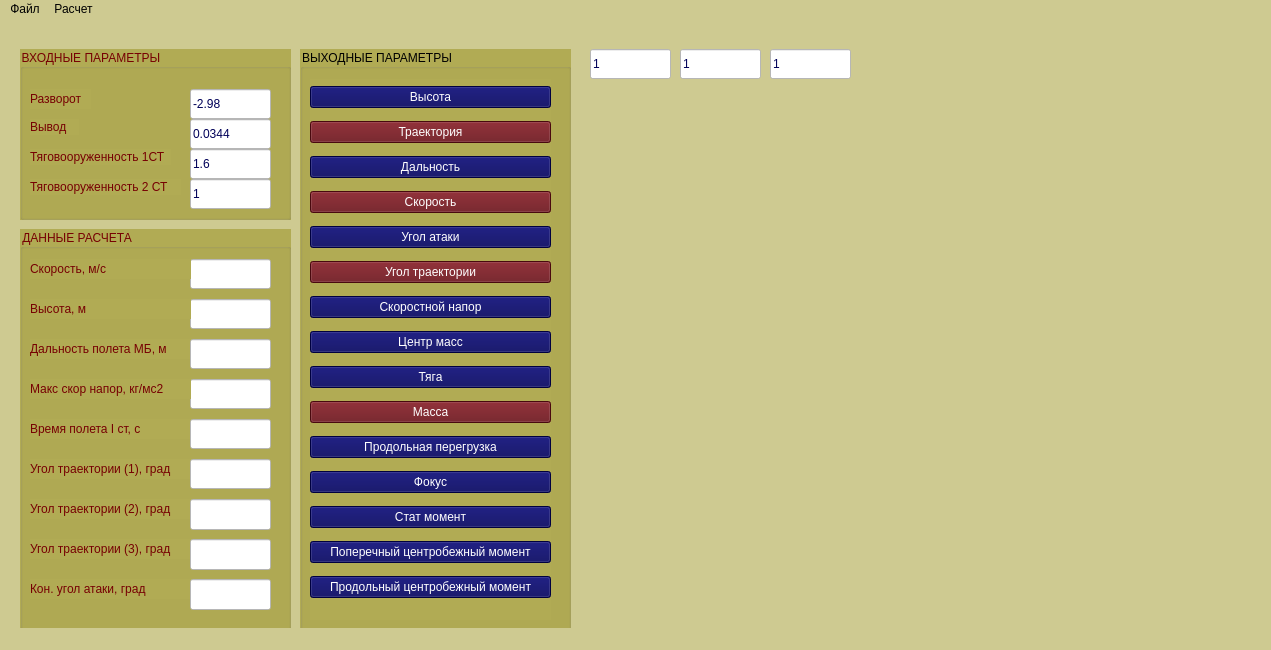
Before: the Qt Designer form Rocket_Flying-main/mainwindow.ui in VladimirSmetana/BalDyn, drawn with Qt 5.
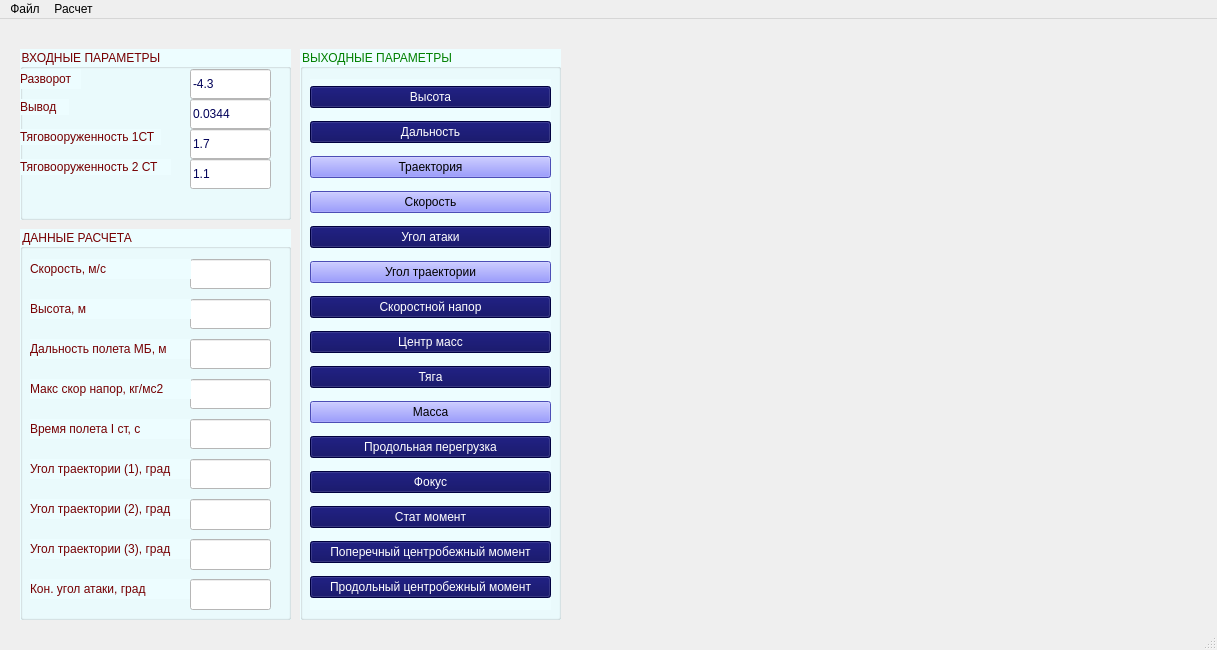
After: the same form once the commit is applied. Custom widgets are drawn as their Qt base class.

The edit to the form file:
```diff
--- a/Rocket_Flying-main/mainwindow.ui
+++ b/Rocket_Flying-main/mainwindow.ui
@@ -6,7 +6,7 @@
    <rect>
     <x>0</x>
     <y>0</y>
-    <width>1271</width>
+    <width>1217</width>
     <height>650</height>
    </rect>
   </property>
@@ -14,17 +14,16 @@
    <string>Проектный расчет двухступенчатой ракеты</string>
   </property>
   <property name="styleSheet">
-   <string notr="true">background-color:   rgb(206, 202, 145);
-color: black;</string>
+   <string notr="true"/>
   </property>
   <widget class="QWidget" name="centralwidget">
    <widget class="QCustomPlot" name="widget" native="true">
     <property name="geometry">
      <rect>
-      <x>590</x>
-      <y>80</y>
-      <width>411</width>
-      <height>281</height>
+      <x>570</x>
+      <y>30</y>
+      <width>621</width>
+      <height>571</height>
      </rect>
     </property>
     <property name="font">
@@ -35,9 +34,6 @@
     <property name="toolTipDuration">
      <number>0</number>
     </property>
-    <property name="styleSheet">
-     <string notr="true"/>
-    </property>
    </widget>
    <widget class="QGroupBox" name="groupBox">
     <property name="geometry">
@@ -49,7 +45,7 @@
      </rect>
     </property>
     <property name="styleSheet">
-     <string notr="true">background-color:  rgb(177, 171, 84);
+     <string notr="true">background-color: rgb(237, 253, 255);  
 color: rgb(118, 0, 2);</string>
     </property>
     <property name="title">
@@ -59,7 +55,7 @@
      <property name="geometry">
       <rect>
        <x>170</x>
-       <y>40</y>
+       <y>20</y>
        <width>81</width>
        <height>30</height>
       </rect>
@@ -69,14 +65,14 @@
 color: rgb(0, 0, 88);</string>
      </property>
      <property name="text">
-      <string>-2.98</string>
+      <string>-4.3</string>
      </property>
     </widget>
     <widget class="QLineEdit" name="lineEdit_4">
      <property name="geometry">
       <rect>
        <x>170</x>
-       <y>70</y>
+       <y>50</y>
        <width>81</width>
        <height>30</height>
       </rect>
@@ -92,8 +88,8 @@
     <widget class="QLabel" name="label_4">
      <property name="geometry">
       <rect>
-       <x>10</x>
-       <y>40</y>
+       <x>0</x>
+       <y>20</y>
        <width>61</width>
        <height>20</height>
       </rect>
@@ -105,8 +101,8 @@
     <widget class="QLabel" name="label_5">
      <property name="geometry">
       <rect>
-       <x>10</x>
-       <y>70</y>
+       <x>0</x>
+       <y>50</y>
        <width>49</width>
        <height>16</height>
       </rect>
@@ -119,7 +115,7 @@
      <property name="geometry">
       <rect>
        <x>170</x>
-       <y>100</y>
+       <y>80</y>
        <width>81</width>
        <height>30</height>
       </rect>
@@ -129,14 +125,14 @@
 color: rgb(0, 0, 88);</string>
      </property>
      <property name="text">
-      <string>1.6</string>
+      <string>1.7</string>
      </property>
     </widget>
     <widget class="QLineEdit" name="lineEdit_11">
      <property name="geometry">
       <rect>
        <x>170</x>
-       <y>130</y>
+       <y>110</y>
        <width>81</width>
        <height>30</height>
       </rect>
@@ -146,14 +142,14 @@
 color: rgb(0, 0, 88);</string>
      </property>
      <property name="text">
-      <string>1</string>
+      <string>1.1</string>
      </property>
     </widget>
     <widget class="QLabel" name="label_12">
      <property name="geometry">
       <rect>
-       <x>10</x>
-       <y>100</y>
+       <x>0</x>
+       <y>80</y>
        <width>141</width>
        <height>16</height>
       </rect>
@@ -165,8 +161,8 @@
     <widget class="QLabel" name="label_13">
      <property name="geometry">
       <rect>
-       <x>10</x>
-       <y>130</y>
+       <x>0</x>
+       <y>110</y>
        <width>151</width>
        <height>16</height>
       </rect>
@@ -182,11 +178,11 @@
       <x>20</x>
       <y>210</y>
       <width>271</width>
-      <height>401</height>
+      <height>391</height>
      </rect>
     </property>
     <property name="styleSheet">
-     <string notr="true">background-color:  rgb(177, 171, 84);
+     <string notr="true">background-color: rgb(237, 253, 255);
 color: rgb(118, 0, 2);</string>
     </property>
     <property name="title">
@@ -441,13 +437,13 @@
      <rect>
       <x>300</x>
       <y>30</y>
-      <width>271</width>
-      <height>601</height>
+      <width>261</width>
+      <height>571</height>
      </rect>
     </property>
     <property name="styleSheet">
-     <string notr="true">background-color:  rgb(177, 171, 84);
-color: black;</string>
+     <string notr="true">background-color: rgb(237, 253, 255);
+color: green</string>
     </property>
     <property name="title">
      <string>ВЫХОДНЫЕ ПАРАМЕТРЫ</string>
@@ -461,7 +457,7 @@
        <x>10</x>
        <y>30</y>
        <width>241</width>
-       <height>541</height>
+       <height>531</height>
       </rect>
      </property>
      <layout class="QVBoxLayout" name="verticalLayout">
@@ -491,19 +487,6 @@
         </property>
        </widget>
       </item>
-      <item>
-       <widget class="QPushButton" name="trjButton">
-        <property name="styleSheet">
-         <string notr="true">background-color:  rgb(102, 13, 19);
-color: white;
-
-</string>
-        </property>
-        <property name="text">
-         <string>Траектория</string>
-        </property>
-       </widget>
-      </item>
       <item>
        <widget class="QPushButton" name="distanceButton">
         <property name="styleSheet">
@@ -515,11 +498,24 @@
         </property>
        </widget>
       </item>
+      <item>
+       <widget class="QPushButton" name="trjButton">
+        <property name="styleSheet">
+         <string notr="true">background-color: rgb(106, 108, 255); 
+color: black;
+
+</string>
+        </property>
+        <property name="text">
+         <string>Траектория</string>
+        </property>
+       </widget>
+      </item>
       <item>
        <widget class="QPushButton" name="velButton">
         <property name="styleSheet">
-         <string notr="true">background-color:  rgb(102, 13, 19);
-color: white;
+         <string notr="true">background-color: rgb(106, 108, 255); 
+color: black;
 
 </string>
         </property>
@@ -542,8 +538,8 @@
       <item>
        <widget class="QPushButton" name="angleButton">
         <property name="styleSheet">
-         <string notr="true">background-color:  rgb(102, 13, 19);
-color: white;
+         <string notr="true">background-color: rgb(106, 108, 255); 
+color: black;
 
 </string>
         </property>
@@ -588,9 +584,8 @@
       <item>
        <widget class="QPushButton" name="massButton">
         <property name="styleSheet">
-         <string notr="true">background-color:  rgb(102, 13, 19);
-color: white;
-
+         <string notr="true">background-color: rgb(106, 108, 255); 
+color: black;
 
 </string>
         </property>
@@ -657,57 +652,6 @@
      </layout>
     </widget>
    </widget>
-   <widget class="QLineEdit" name="lineEdit_14">
-    <property name="geometry">
-     <rect>
-      <x>590</x>
-      <y>30</y>
-      <width>81</width>
-      <height>30</height>
-     </rect>
-    </property>
-    <property name="styleSheet">
-     <string notr="true">background-color: white ;
-color: rgb(0, 0, 88);</string>
-    </property>
-    <property name="text">
-     <string>1</string>
-    </property>
-   </widget>
-   <widget class="QLineEdit" name="lineEdit_15">
-    <property name="geometry">
-     <rect>
-      <x>680</x>
-      <y>30</y>
-      <width>81</width>
-      <height>30</height>
-     </rect>
-    </property>
-    <property name="styleSheet">
-     <string notr="true">background-color: white ;
-color: rgb(0, 0, 88);</string>
-    </property>
-    <property name="text">
-     <string>1</string>
-    </property>
-   </widget>
-   <widget class="QLineEdit" name="lineEdit_16">
-    <property name="geometry">
-     <rect>
-      <x>770</x>
-      <y>30</y>
-      <width>81</width>
-      <height>30</height>
-     </rect>
-    </property>
-    <property name="styleSheet">
-     <string notr="true">background-color: white ;
-color: rgb(0, 0, 88);</string>
-    </property>
-    <property name="text">
-     <string>1</string>
-    </property>
-   </widget>
   </widget>
   <widget class="QStatusBar" name="statusbar"/>
   <widget class="QMenuBar" name="menubar">
@@ -715,7 +659,7 @@
     <rect>
      <x>0</x>
      <y>0</y>
-     <width>1271</width>
+     <width>1217</width>
      <height>22</height>
     </rect>
    </property>
```
Left out of the diff: 25 changed lines with no effect on the pictures.
